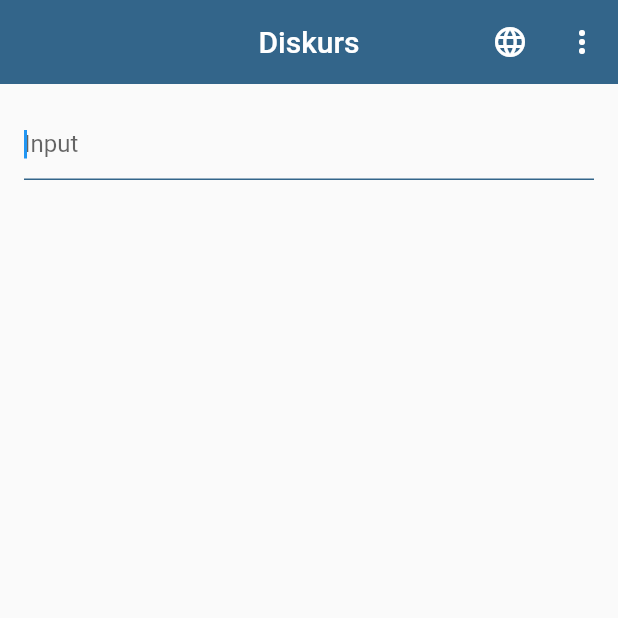
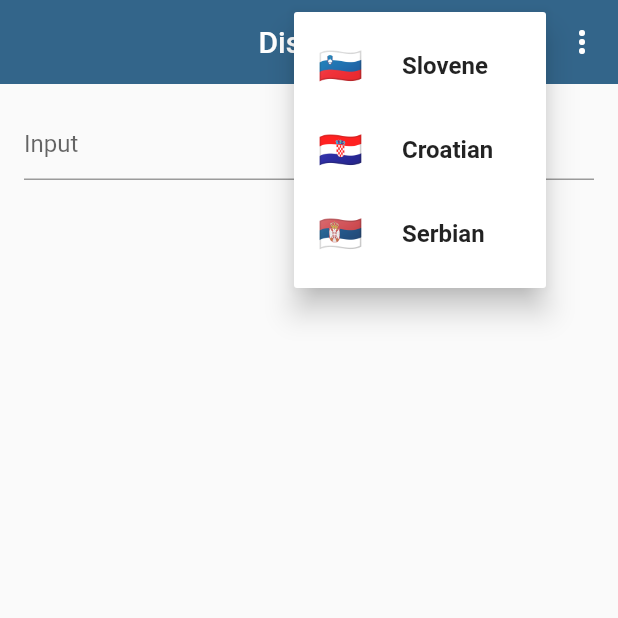
Before and after one commit to sunderee/diskurs2, a Flutter app: the screen it shows after launch, after a tap on the "language" icon, on a phone screen of 412 x 824 dp, the top half of it. Run offline on Flutter 3.47's test engine with Material 2 defaults, Android fonts, the phone set to English and light mode, and no system bars; our stand-ins replace equatable, flutter_bloc.

Commit message:
Develop AppBar's action widgets

```diff
--- a/lib/ui/screens/home.screen.dart
+++ b/lib/ui/screens/home.screen.dart
@@ -1,5 +1,7 @@
 import 'package:diskursv2/api/repositories/language.enum.dart';
 import 'package:diskursv2/blocs/query/query.dart';
+import 'package:diskursv2/ui/widgets/language_picker.widget.dart';
+import 'package:diskursv2/ui/widgets/menu_picker.widget.dart';
 import 'package:diskursv2/utils/constants/color.const.dart';
 import 'package:flutter/material.dart';
 import 'package:flutter_bloc/flutter_bloc.dart';
@@ -15,14 +17,12 @@ class HomeScreen extends StatelessWidget {
       appBar: AppBar(
         title: const Text('Diskurs'),
         actions: [
-          IconButton(
-            onPressed: () {},
-            icon: const Icon(Icons.language),
+          LanguagePickerWidget(
+            onLanguagePicked: (LanguageEnum newLanguage) {},
           ),
-          IconButton(
-            onPressed: () {},
-            icon: const Icon(Icons.more_vert),
-          ),
+          MenuPickerWidget(
+            onMenuItemClickListener: (int menuID) {},
+          )
         ],
       ),
       body: BlocListener<QueryCubit, QueryState>(
--- /dev/null
+++ b/lib/ui/widgets/language_picker.widget.dart
@@ -0,0 +1,59 @@
+import 'package:diskursv2/api/repositories/language.enum.dart';
+import 'package:flutter/material.dart';
+
+class LanguagePickerWidget extends StatelessWidget {
+  final Function(LanguageEnum) onLanguagePicked;
+
+  const LanguagePickerWidget({
+    Key? key,
+    required this.onLanguagePicked,
+  }) : super(key: key);
+
+  @override
+  Widget build(BuildContext context) {
+    return PopupMenuButton(
+      icon: const Icon(Icons.language),
+      onSelected: onLanguagePicked,
+      itemBuilder: (BuildContext context) {
+        return const <PopupMenuEntry<LanguageEnum>>[
+          PopupMenuItem(
+            value: LanguageEnum.slovene,
+            child: ListTile(
+              leading: Text('🇸🇮', style: TextStyle(fontSize: 24.0)),
+              title: Text(
+                'Slovene',
+                style: TextStyle(
+                  fontWeight: FontWeight.bold,
+                ),
+              ),
+            ),
+          ),
+          PopupMenuItem(
+            value: LanguageEnum.slovene,
+            child: ListTile(
+              leading: Text('🇭🇷', style: TextStyle(fontSize: 24.0)),
+              title: Text(
+                'Croatian',
+                style: TextStyle(
+                  fontWeight: FontWeight.bold,
+                ),
+              ),
+            ),
+          ),
+          PopupMenuItem(
+            value: LanguageEnum.slovene,
+            child: ListTile(
+              leading: Text('🇷🇸', style: TextStyle(fontSize: 24.0)),
+              title: Text(
+                'Serbian',
+                style: TextStyle(
+                  fontWeight: FontWeight.bold,
+                ),
+              ),
+            ),
+          ),
+        ];
+      },
+    );
+  }
+}
--- /dev/null
+++ b/lib/ui/widgets/menu_picker.widget.dart
@@ -0,0 +1,37 @@
+import 'package:flutter/material.dart';
+
+class MenuPickerWidget extends StatelessWidget {
+  static const int settingsID = 0;
+  static const int sourceCodeID = 1;
+
+  final Function(int) onMenuItemClickListener;
+
+  const MenuPickerWidget({
+    Key? key,
+    required this.onMenuItemClickListener,
+  }) : super(key: key);
+
+  @override
+  Widget build(BuildContext context) {
+    return PopupMenuButton(
+      icon: const Icon(Icons.more_vert),
+      onSelected: onMenuItemClickListener,
+      itemBuilder: (BuildContext context) {
+        return const <PopupMenuEntry<int>>[
+          PopupMenuItem(
+            value: settingsID,
+            child: ListTile(
+              title: Text('Settings'),
+            ),
+          ),
+          PopupMenuItem(
+            value: sourceCodeID,
+            child: ListTile(
+              title: Text('Source code'),
+            ),
+          ),
+        ];
+      },
+    );
+  }
+}
```
